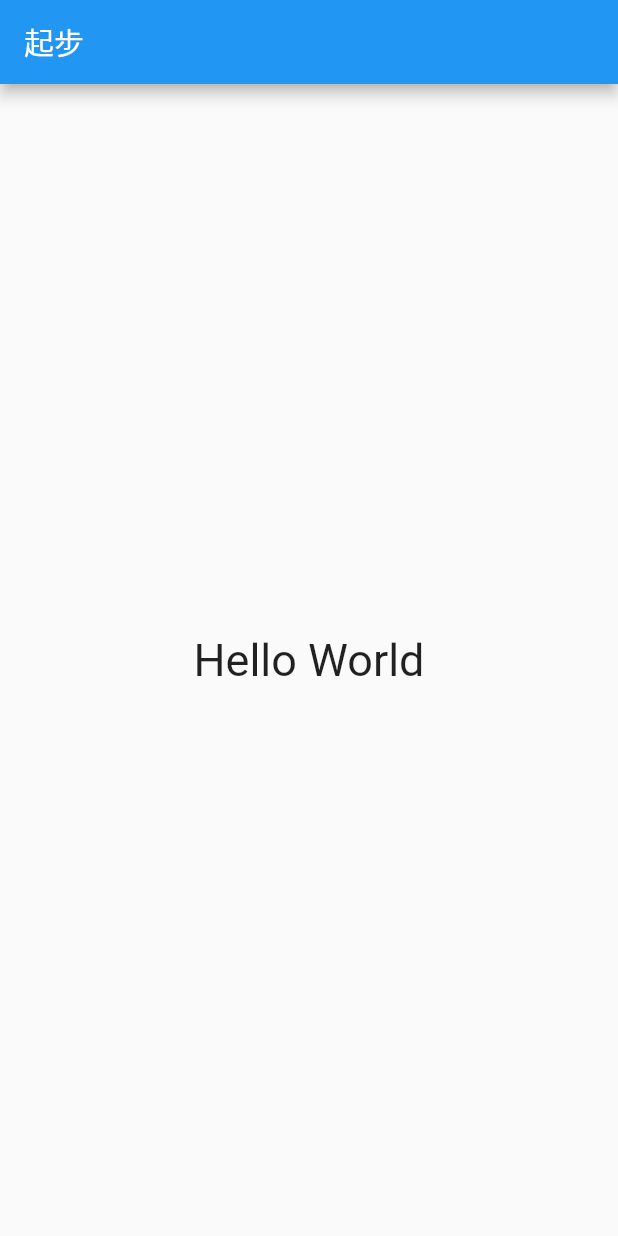
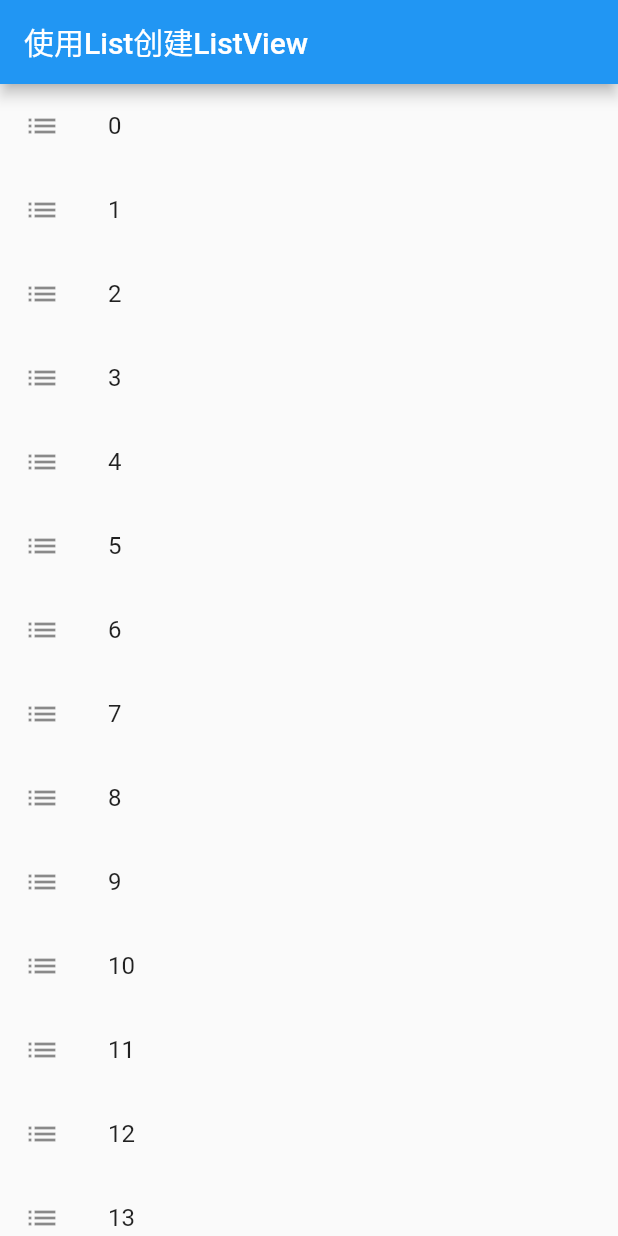
Before and after one commit to cxblovecw/Flutter, a Flutter app: the screen it shows after launch, on a phone screen of 412 x 824 dp. Run offline on Flutter 3.47's test engine with Material 2 defaults, Android fonts, the phone set to English and light mode, and no system bars.

Commit message:
useListCreateListView

```diff
--- a/lib/main.dart
+++ b/lib/main.dart
@@ -4,17 +4,26 @@ main(List<String> args) {
 }
 
 class App extends StatelessWidget{
+  List<String> list=List.generate(20, (index){
+    return "$index";
+  });
   @override
   Widget build(BuildContext context) {
     return MaterialApp(
       title:'我是标题',
       home: Scaffold(
         appBar: AppBar(
-          title:Text("起步")
+          title:Text("使用List创建ListView")
         ),
-        body: Center(
-         child:Text('Hello World',style: TextStyle(fontSize:30),)
-        ),
+        body: ListView.builder(
+          itemCount: list.length,
+          itemBuilder: (item,index){
+            return ListTile(
+              leading:Icon(Icons.list),
+              title: Text(list[index]),
+            );
+          },
+        )
       ),
     );
 }
```
